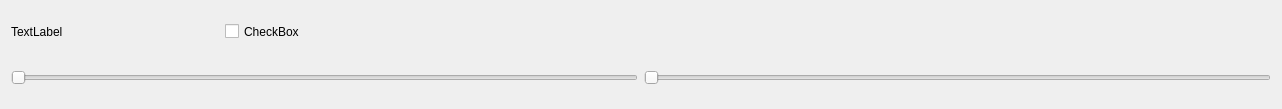
Old version of the form ControlInputs/Position.ui in the repository FlamingMoe85/LightInSyncQt.
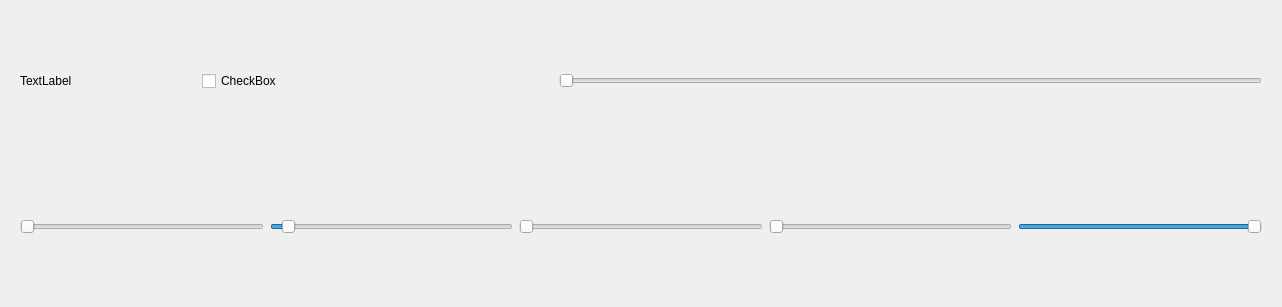
New version of the form.

Commit message: PositionUi is via beeing a reference used by BundleSeries to override internal values

```diff
--- a/ControlInputs/Position.ui
+++ b/ControlInputs/Position.ui
@@ -7,21 +7,32 @@
     <x>0</x>
     <y>0</y>
     <width>1282</width>
-    <height>109</height>
+    <height>307</height>
    </rect>
   </property>
   <property name="sizePolicy">
    <sizepolicy hsizetype="Expanding" vsizetype="Expanding">
-    <horstretch>0</horstretch>
-    <verstretch>0</verstretch>
+    <horstretch>1</horstretch>
+    <verstretch>1</verstretch>
    </sizepolicy>
   </property>
   <property name="windowTitle">
    <string>Form</string>
   </property>
-  <layout class="QVBoxLayout" name="verticalLayout">
+  <layout class="QVBoxLayout" name="verticalLayout" stretch="0">
    <item>
-    <layout class="QHBoxLayout" name="horizontalLayout_2">
+    <layout class="QVBoxLayout" name="verticalLayout_2">
+     <item>
+      <widget class="QWidget" name="widget_2" native="true">
+       <property name="sizePolicy">
+        <sizepolicy hsizetype="Expanding" vsizetype="Expanding">
+         <horstretch>1</horstretch>
+         <verstretch>1</verstretch>
+        </sizepolicy>
+       </property>
+       <layout class="QHBoxLayout" name="horizontalLayout_6">
+        <item>
+         <layout class="QHBoxLayout" name="horizontalLayout_3">
      <item>
       <widget class="QLabel" name="title">
        <property name="sizePolicy">
@@ -39,7 +50,7 @@
       <widget class="QCheckBox" name="checkBox">
        <property name="sizePolicy">
         <sizepolicy hsizetype="Expanding" vsizetype="Expanding">
-         <horstretch>4</horstretch>
+              <horstretch>2</horstretch>
          <verstretch>1</verstretch>
         </sizepolicy>
        </property>
@@ -49,6 +60,30 @@
       </widget>
      </item>
      <item>
+           <widget class="QSlider" name="horizontalSlider_Speed">
+            <property name="sizePolicy">
+             <sizepolicy hsizetype="Expanding" vsizetype="Expanding">
+              <horstretch>4</horstretch>
+              <verstretch>1</verstretch>
+             </sizepolicy>
+            </property>
+            <property name="maximum">
+             <number>200</number>
+            </property>
+            <property name="value">
+             <number>0</number>
+            </property>
+            <property name="orientation">
+             <enum>Qt::Horizontal</enum>
+            </property>
+           </widget>
+          </item>
+         </layout>
+        </item>
+       </layout>
+      </widget>
+     </item>
+     <item>
       <widget class="QWidget" name="widget" native="true">
        <property name="sizePolicy">
         <sizepolicy hsizetype="Expanding" vsizetype="Expanding">
@@ -56,18 +91,15 @@
          <verstretch>1</verstretch>
         </sizepolicy>
        </property>
-      </widget>
-     </item>
-    </layout>
-   </item>
+       <layout class="QHBoxLayout" name="horizontalLayout_5">
    <item>
-    <layout class="QHBoxLayout" name="horizontalLayout">
+         <layout class="QHBoxLayout" name="horizontalLayout_4">
      <item>
       <widget class="QSlider" name="horizontalSlider_Position">
        <property name="sizePolicy">
         <sizepolicy hsizetype="Expanding" vsizetype="Expanding">
-         <horstretch>0</horstretch>
-         <verstretch>0</verstretch>
+              <horstretch>1</horstretch>
+              <verstretch>1</verstretch>
         </sizepolicy>
        </property>
        <property name="maximum">
@@ -79,22 +111,78 @@
       </widget>
      </item>
      <item>
-      <widget class="QSlider" name="horizontalSlider_Speed">
+           <widget class="QSlider" name="horizontalSlider_Mul">
        <property name="sizePolicy">
         <sizepolicy hsizetype="Expanding" vsizetype="Expanding">
-         <horstretch>0</horstretch>
-         <verstretch>0</verstretch>
+              <horstretch>1</horstretch>
+              <verstretch>1</verstretch>
         </sizepolicy>
        </property>
        <property name="maximum">
         <number>20</number>
        </property>
        <property name="value">
-        <number>0</number>
+             <number>1</number>
        </property>
        <property name="orientation">
         <enum>Qt::Horizontal</enum>
        </property>
+           </widget>
+          </item>
+          <item>
+           <widget class="QSlider" name="horizontalSlider_Shift">
+            <property name="sizePolicy">
+             <sizepolicy hsizetype="Expanding" vsizetype="Expanding">
+              <horstretch>1</horstretch>
+              <verstretch>1</verstretch>
+             </sizepolicy>
+            </property>
+            <property name="maximum">
+             <number>1000</number>
+            </property>
+            <property name="orientation">
+             <enum>Qt::Horizontal</enum>
+            </property>
+           </widget>
+          </item>
+          <item>
+           <widget class="QSlider" name="horizontalSlider_SpanMin">
+            <property name="sizePolicy">
+             <sizepolicy hsizetype="Expanding" vsizetype="Expanding">
+              <horstretch>1</horstretch>
+              <verstretch>1</verstretch>
+             </sizepolicy>
+            </property>
+            <property name="maximum">
+             <number>1000</number>
+            </property>
+            <property name="orientation">
+             <enum>Qt::Horizontal</enum>
+            </property>
+           </widget>
+          </item>
+          <item>
+           <widget class="QSlider" name="horizontalSlider_SpanMax">
+            <property name="sizePolicy">
+             <sizepolicy hsizetype="Expanding" vsizetype="Expanding">
+              <horstretch>1</horstretch>
+              <verstretch>1</verstretch>
+             </sizepolicy>
+            </property>
+            <property name="maximum">
+             <number>1000</number>
+            </property>
+            <property name="value">
+             <number>1000</number>
+            </property>
+            <property name="orientation">
+             <enum>Qt::Horizontal</enum>
+            </property>
+           </widget>
+          </item>
+         </layout>
+        </item>
+       </layout>
       </widget>
      </item>
     </layout>
```
Lines whose indentation alone changed are shown as unchanged. The commit also changes 2 other files.
